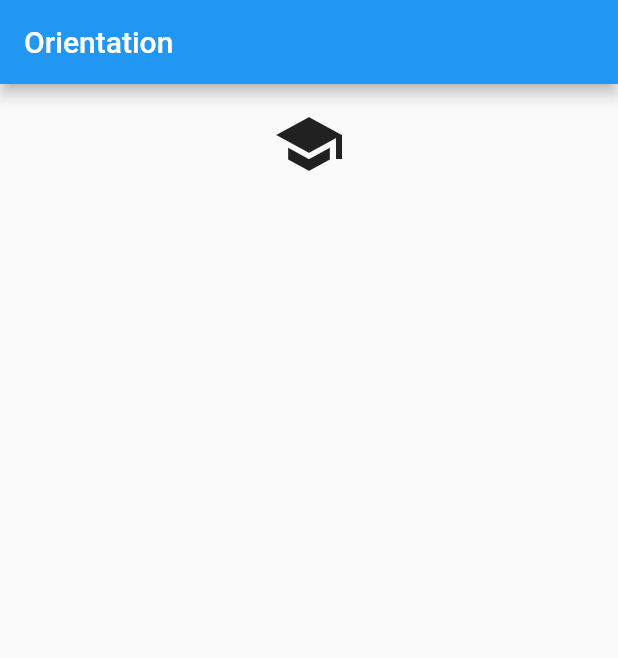
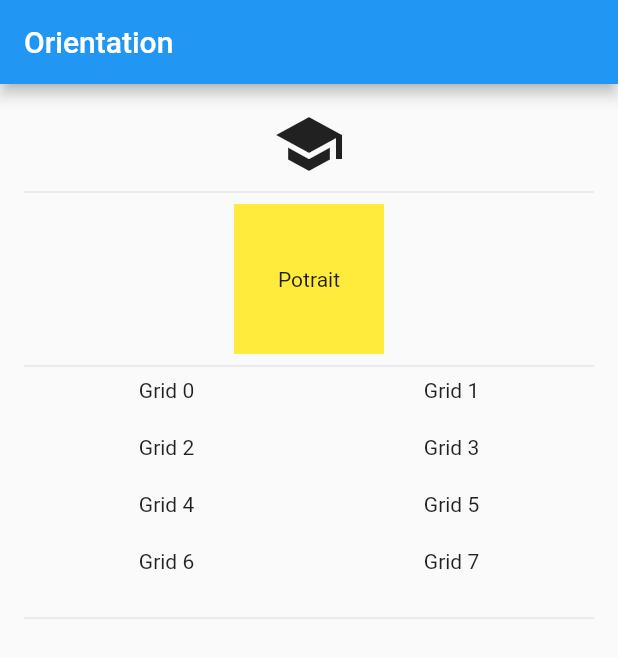
Before and after one commit to blessed-sibanda/beginning-flutter-ch6_orientation, a Flutter app: the screen it shows after launch, on a phone screen of 412 x 824 dp. Shown: the top 658 px of the screen. Run offline on Flutter 3.47's test engine with Material 2 defaults, Android fonts, the phone set to English and light mode, and no system bars.

Commit message:
more orientation examples

```diff
--- a/lib/pages/home.dart
+++ b/lib/pages/home.dart
@@ -16,12 +16,60 @@ class MyHomePage extends StatelessWidget {
             child: Column(
               children: const [
                 OrientationLayoutIconsWidget(),
+                Divider(),
+                OrientationLayoutWidget(),
+                Divider(),
+                GridViewWidget(),
+                Divider(),
               ],
             ),
           ),
         ),
       ),
     );
+  }
+}
+
+class GridViewWidget extends StatelessWidget {
+  const GridViewWidget({Key? key}) : super(key: key);
+
+  @override
+  Widget build(BuildContext context) {
+    Orientation _orientation = MediaQuery.of(context).orientation;
+    return GridView.count(
+      shrinkWrap: true,
+      physics: const NeverScrollableScrollPhysics(),
+      crossAxisCount: _orientation == Orientation.portrait ? 2 : 4,
+      childAspectRatio: 5.0,
+      children: List.generate(
+        8,
+        (index) => Text('Grid $index', textAlign: TextAlign.center),
+      ),
+    );
+  }
+}
+
+class OrientationLayoutWidget extends StatelessWidget {
+  const OrientationLayoutWidget({Key? key}) : super(key: key);
+
+  @override
+  Widget build(BuildContext context) {
+    Orientation _orientation = MediaQuery.of(context).orientation;
+    return _orientation == Orientation.portrait
+        ? Container(
+            alignment: Alignment.center,
+            color: Colors.yellow,
+            height: 100.0,
+            width: 100.0,
+            child: const Text('Potrait'),
+          )
+        : Container(
+            alignment: Alignment.center,
+            color: Colors.lightGreen,
+            height: 100.0,
+            width: 200.0,
+            child: const Text('Landscape'),
+          );
   }
 }
 
```
